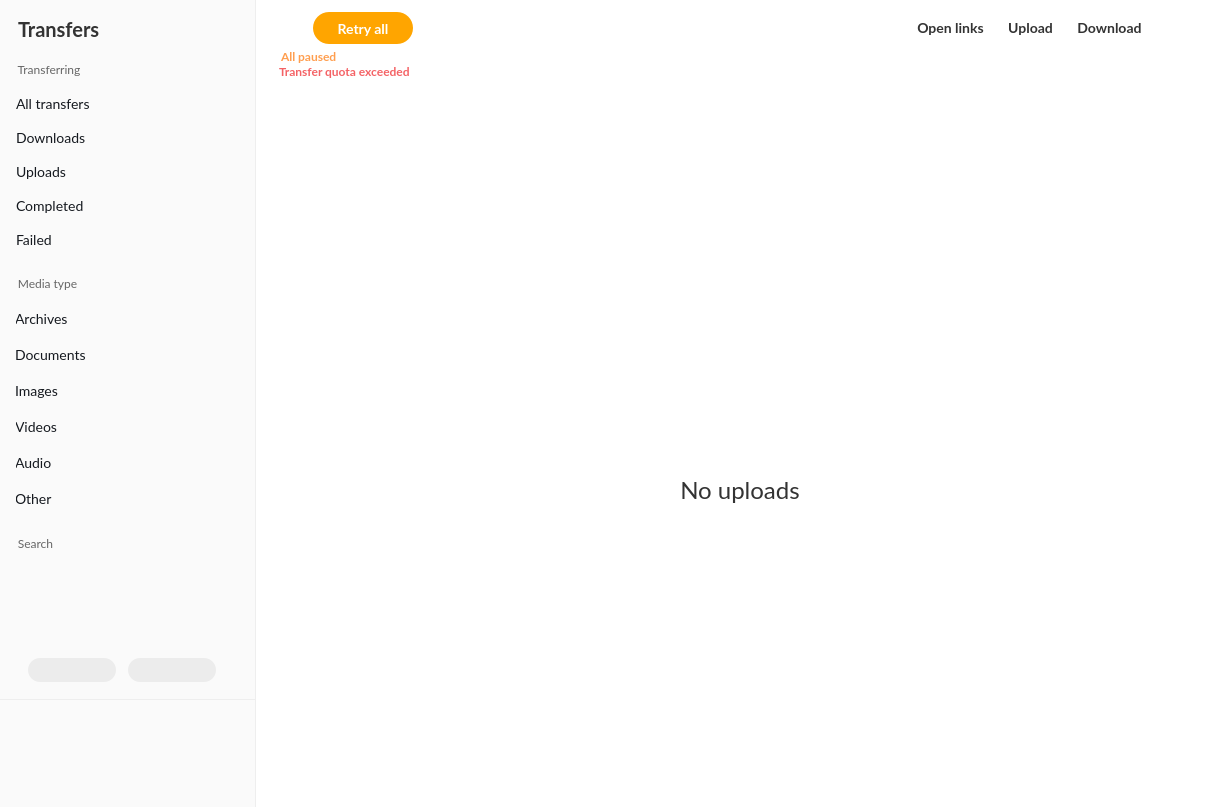
Above: src/MEGASync/transfers/gui/macx/TransferManager.ui from jcassette/megasync-appimage before the change. Below: the same form after it.
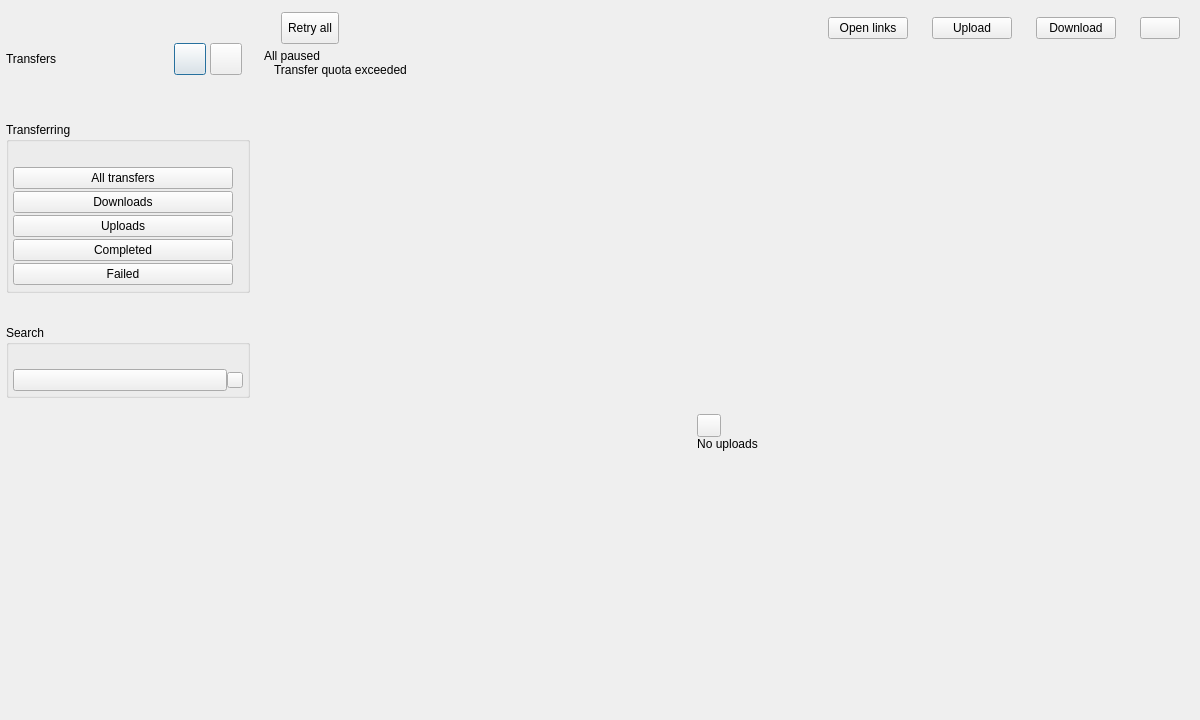
That is the form after the change. Icons and pictures are not drawn. Custom widgets are drawn as their Qt base class.

What changed in the file:
```diff
--- a/src/MEGASync/transfers/gui/macx/TransferManager.ui
+++ b/src/MEGASync/transfers/gui/macx/TransferManager.ui
@@ -9,8 +9,8 @@
    <rect>
     <x>0</x>
     <y>0</y>
-    <width>1225</width>
-    <height>807</height>
+    <width>1200</width>
+    <height>720</height>
    </rect>
   </property>
   <property name="minimumSize">
@@ -77,13 +77,13 @@
   margin-right: 16px;
 }
 
-#wMediaType QFrame, #wTransferring QFrame, #wSearch QFrame
+#wTransferring QFrame, #wSearch QFrame
 {
     padding-right: 6px;
     padding-left: 6px;
 }
 
-#wMediaType QPushButton, #wTransferring QPushButton , #wSearch QPushButton
+#wTransferring QPushButton , #wSearch QPushButton
 {
     height: 34px;
 }
@@ -120,7 +120,7 @@
     qProperty-iconSize: 24px;
 }
 
-#wMediaType QPushButton, #wSearch QPushButton
+#wSearch QPushButton
 {
     font-size: 14px;
     color: #15191F;
@@ -372,6 +372,46 @@
     font-weight: 400;
 }
 
+#wLeftPane QFrame &gt; QLabel
+{
+    color: #999999;
+     font-weight: bold;
+    font-size: 10px;
+	text-align: right;
+    border-radius: 12px;
+}
+
+#wLeftPane QFrame[itsOn=true] 
+{
+	border-radius: 4px;
+    background: solid white;
+}
+
+#wLeftPane QFrame[itsOn=true] &gt; QLabel
+{
+    border: 1px solid #F5F5F5; 
+    background-color: #FAFAFA;
+    color: #333333;
+}
+
+#wLeftPane QFrame[itsOn=false] 
+{
+	border-radius: none;
+    background-color: transparent;
+}
+
+#wLeftPane QFrame[itsOn=false]  QLabel
+{
+    border: 1px transparent #FAFAFA; 
+    background: transparent;
+    color: #999999;
+}
+
+#wLeftPane QFrame[itsOn=false] QPushButton
+{
+    font-weight: normal;
+}
+
 /* 
 * Storage OQ text
 */
@@ -1290,517 +1330,7 @@
          </widget>
         </item>
         <item>
-         <widget class="QGroupBox" name="wMediaType">
-          <property name="title">
-           <string>Media type</string>
-          </property>
-          <layout class="QVBoxLayout" name="wMediaTypeLayout">
-           <property name="spacing">
-            <number>0</number>
-           </property>
-           <property name="leftMargin">
-            <number>4</number>
-           </property>
-           <property name="topMargin">
-            <number>24</number>
-           </property>
-           <property name="rightMargin">
-            <number>4</number>
-           </property>
-           <property name="bottomMargin">
-            <number>4</number>
-           </property>
-           <item>
-            <widget class="QFrame" name="fArchives">
-             <property name="minimumSize">
-              <size>
-               <width>0</width>
-               <height>36</height>
-              </size>
-             </property>
-             <layout class="QHBoxLayout" name="horizontalLayout_3">
-              <property name="spacing">
-               <number>3</number>
-              </property>
-              <property name="leftMargin">
-               <number>0</number>
-              </property>
-              <property name="topMargin">
-               <number>0</number>
-              </property>
-              <property name="rightMargin">
-               <number>0</number>
-              </property>
-              <property name="bottomMargin">
-               <number>0</number>
-              </property>
-              <item>
-               <widget class="QPushButton" name="bArchives">
-                <property name="sizePolicy">
-                 <sizepolicy hsizetype="Expanding" vsizetype="Fixed">
-                  <horstretch>0</horstretch>
-                  <verstretch>0</verstretch>
-                 </sizepolicy>
-                </property>
-                <property name="cursor">
-                 <cursorShape>PointingHandCursor</cursorShape>
-                </property>
-                <property name="text">
-                 <string>Archives</string>
-                </property>
-                <property name="icon">
-                 <iconset resource="../../../gui/Resources_macx.qrc">
-                  <normaloff>:/images/transfer_manager/sidebar/compressed_default.png</normaloff>:/images/transfer_manager/sidebar/compressed_default.png</iconset>
-                </property>
-                <property name="checkable">
-                 <bool>true</bool>
-                </property>
-                <property name="autoDefault">
-                 <bool>false</bool>
-                </property>
-                <property name="default_icon" stdset="0">
-                 <string notr="true">qrc:/images/transfer_manager/sidebar/compressed_default.png</string>
-                </property>
-               </widget>
-              </item>
-              <item alignment="Qt::AlignRight">
-               <widget class="QLabel" name="lArchivesNb">
-                <property name="enabled">
-                 <bool>true</bool>
-                </property>
-                <property name="sizePolicy">
-                 <sizepolicy hsizetype="MinimumExpanding" vsizetype="Fixed">
-                  <horstretch>0</horstretch>
-                  <verstretch>0</verstretch>
-                 </sizepolicy>
-                </property>
-                <property name="minimumSize">
-                 <size>
-                  <width>0</width>
-                  <height>24</height>
-                 </size>
-                </property>
-                <property name="maximumSize">
-                 <size>
-                  <width>16777215</width>
-                  <height>24</height>
-                 </size>
-                </property>
-                <property name="text">
-                 <string notr="true"/>
-                </property>
-               </widget>
-              </item>
-             </layout>
-            </widget>
-           </item>
-           <item>
-            <widget class="QFrame" name="fDocuments">
-             <property name="minimumSize">
-              <size>
-               <width>0</width>
-               <height>36</height>
-              </size>
-             </property>
-             <layout class="QHBoxLayout" name="horizontalLayout_7">
-              <property name="spacing">
-               <number>3</number>
-              </property>
-              <property name="leftMargin">
-               <number>0</number>
-              </property>
-              <property name="topMargin">
-               <number>0</number>
-              </property>
-              <property name="rightMargin">
-               <number>0</number>
-              </property>
-              <property name="bottomMargin">
-               <number>0</number>
-              </property>
-              <item>
-               <widget class="QPushButton" name="bDocuments">
-                <property name="sizePolicy">
-                 <sizepolicy hsizetype="Expanding" vsizetype="Fixed">
-                  <horstretch>0</horstretch>
-                  <verstretch>0</verstretch>
-                 </sizepolicy>
-                </property>
-                <property name="cursor">
-                 <cursorShape>PointingHandCursor</cursorShape>
-                </property>
-                <property name="text">
-                 <string>Documents</string>
-                </property>
-                <property name="icon">
-                 <iconset resource="../../../gui/Resources_macx.qrc">
-                  <normaloff>:/images/transfer_manager/sidebar/text_default.png</normaloff>:/images/transfer_manager/sidebar/text_default.png</iconset>
-                </property>
-                <property name="checkable">
-                 <bool>true</bool>
-                </property>
-                <property name="autoDefault">
-                 <bool>false</bool>
-                </property>
-                <property name="default_icon" stdset="0">
-                 <string notr="true">qrc:/images/transfer_manager/sidebar/text_default.png</string>
-                </property>
-               </widget>
-              </item>
-              <item alignment="Qt::AlignRight">
-               <widget class="QLabel" name="lDocumentsNb">
-                <property name="sizePolicy">
-                 <sizepolicy hsizetype="MinimumExpanding" vsizetype="Fixed">
-                  <horstretch>0</horstretch>
-                  <verstretch>0</verstretch>
-                 </sizepolicy>
-                </property>
-                <property name="minimumSize">
-                 <size>
-                  <width>0</width>
-                  <height>24</height>
-                 </size>
-                </property>
-                <property name="maximumSize">
-                 <size>
-                  <width>16777215</width>
-                  <height>24</height>
-                 </size>
-                </property>
-                <property name="text">
-                 <string notr="true"/>
-                </property>
-               </widget>
-              </item>
-             </layout>
-            </widget>
-           </item>
-           <item>
-            <widget class="QFrame" name="fImages">
-             <property name="minimumSize">
-              <size>
-               <width>0</width>
-               <height>36</height>
-              </size>
-             </property>
-             <layout class="QHBoxLayout" name="horizontalLayout_8">
-              <property name="spacing">
-               <number>3</number>
-              </property>
-              <property name="leftMargin">
-               <number>0</number>
-              </property>
-              <property name="topMargin">
-               <number>0</number>
-              </property>
-              <property name="rightMargin">
-               <number>0</number>
-              </property>
-              <property name="bottomMargin">
-               <number>0</number>
-              </property>
-              <item>
-               <widget class="QPushButton" name="bImages">
-                <property name="sizePolicy">
-                 <sizepolicy hsizetype="Expanding" vsizetype="Fixed">
-                  <horstretch>0</horstretch>
-                  <verstretch>0</verstretch>
-                 </sizepolicy>
-                </property>
-                <property name="cursor">
-                 <cursorShape>PointingHandCursor</cursorShape>
-                </property>
-                <property name="text">
-                 <string>Images</string>
-                </property>
-                <property name="icon">
-                 <iconset resource="../../../gui/Resources_macx.qrc">
-                  <normaloff>:/images/transfer_manager/sidebar/image_default.png</normaloff>:/images/transfer_manager/sidebar/image_default.png</iconset>
-                </property>
-                <property name="checkable">
-                 <bool>true</bool>
-                </property>
-                <property name="autoDefault">
-                 <bool>false</bool>
-                </property>
-                <property name="default_icon" stdset="0">
-                 <string notr="true">qrc:/images/transfer_manager/sidebar/image_default.png</string>
-                </property>
-               </widget>
-              </item>
-              <item alignment="Qt::AlignRight">
-               <widget class="QLabel" name="lImagesNb">
-                <property name="sizePolicy">
-                 <sizepolicy hsizetype="MinimumExpanding" vsizetype="Fixed">
-                  <horstretch>0</horstretch>
-                  <verstretch>0</verstretch>
-                 </sizepolicy>
-                </property>
-                <property name="minimumSize">
-                 <size>
-                  <width>0</width>
-                  <height>24</height>
-                 </size>
-                </property>
-                <property name="maximumSize">
-                 <size>
-                  <width>16777215</width>
-                  <height>24</height>
-                 </size>
-                </property>
-                <property name="text">
-                 <string notr="true"/>
-                </property>
-               </widget>
-              </item>
-             </layout>
-            </widget>
-           </item>
-           <item>
-            <widget class="QFrame" name="fVideos">
-             <property name="minimumSize">
-              <size>
-               <width>0</width>
-               <height>36</height>
-              </size>
-             </property>
-             <layout class="QHBoxLayout" name="horizontalLayout_9">
-              <property name="spacing">
-               <number>3</number>
-              </property>
-              <property name="leftMargin">
-               <number>0</number>
-              </property>
-              <property name="topMargin">
-               <number>0</number>
-              </property>
-              <property name="rightMargin">
-               <number>0</number>
-              </property>
-              <property name="bottomMargin">
-               <number>0</number>
-              </property>
-              <item>
-               <widget class="QPushButton" name="bVideos">
-                <property name="sizePolicy">
-                 <sizepolicy hsizetype="Expanding" vsizetype="Fixed">
-                  <horstretch>0</horstretch>
-                  <verstretch>0</verstretch>
-                 </sizepolicy>
-                </property>
-                <property name="cursor">
-                 <cursorShape>PointingHandCursor</cursorShape>
-                </property>
-                <property name="text">
-                 <string>Videos</string>
-                </property>
-                <property name="icon">
-                 <iconset resource="../../../gui/Resources_macx.qrc">
-                  <normaloff>:/images/transfer_manager/sidebar/video_default.png</normaloff>:/images/transfer_manager/sidebar/video_default.png</iconset>
-                </property>
-                <property name="checkable">
-                 <bool>true</bool>
-                </property>
-                <property name="autoDefault">
-                 <bool>false</bool>
-                </property>
-                <property name="default_icon" stdset="0">
-                 <string notr="true">qrc:/images/transfer_manager/sidebar/video_default.png</string>
-                </property>
-               </widget>
-              </item>
-              <item alignment="Qt::AlignRight">
-               <widget class="QLabel" name="lVideosNb">
-                <property name="sizePolicy">
-                 <sizepolicy hsizetype="MinimumExpanding" vsizetype="Fixed">
-                  <horstretch>0</horstretch>
-                  <verstretch>0</verstretch>
-                 </sizepolicy>
-                </property>
-                <property name="minimumSize">
-                 <size>
-                  <width>0</width>
-                  <height>24</height>
-                 </size>
-                </property>
-                <property name="maximumSize">
-                 <size>
-                  <width>16777215</width>
-                  <height>24</height>
-                 </size>
-                </property>
-                <property name="text">
-                 <string notr="true"/>
-                </property>
-               </widget>
-              </item>
-             </layout>
-            </widget>
-           </item>
-           <item>
-            <widget class="QFrame" name="fAudio">
-             <property name="minimumSize">
-              <size>
-               <width>0</width>
-               <height>36</height>
-              </size>
-             </property>
-             <layout class="QHBoxLayout" name="horizontalLayout_6">
-              <property name="spacing">
-               <number>3</number>
-              </property>
-              <property name="leftMargin">
-               <number>0</number>
-              </property>
-              <property name="topMargin">
-               <number>0</number>
-              </property>
-              <property name="rightMargin">
-               <number>0</number>
-              </property>
-              <property name="bottomMargin">
-               <number>0</number>
-              </property>
-              <item>
-               <widget class="QPushButton" name="bAudio">
-                <property name="sizePolicy">
-                 <sizepolicy hsizetype="Expanding" vsizetype="Fixed">
-                  <horstretch>0</horstretch>
-                  <verstretch>0</verstretch>
-                 </sizepolicy>
-                </property>
-                <property name="cursor">
-                 <cursorShape>PointingHandCursor</cursorShape>
-                </property>
-                <property name="text">
-                 <string>Audio</string>
-                </property>
-                <property name="icon">
-                 <iconset resource="../../../gui/Resources_macx.qrc">
-                  <normaloff>:/images/transfer_manager/sidebar/audio_default.png</normaloff>:/images/transfer_manager/sidebar/audio_default.png</iconset>
-                </property>
-                <property name="checkable">
-                 <bool>true</bool>
-                </property>
-                <property name="autoDefault">
-                 <bool>false</bool>
-                </property>
-                <property name="default_icon" stdset="0">
-                 <string notr="true">qrc:/images/transfer_manager/sidebar/audio_default.png</string>
-                </property>
-               </widget>
-              </item>
-              <item alignment="Qt::AlignRight">
-               <widget class="QLabel" name="lAudioNb">
-                <property name="sizePolicy">
-                 <sizepolicy hsizetype="MinimumExpanding" vsizetype="Fixed">
-                  <horstretch>0</horstretch>
-                  <verstretch>0</verstretch>
-                 </sizepolicy>
-                </property>
-                <property name="minimumSize">
-                 <size>
-                  <width>0</width>
-                  <height>24</height>
-                 </size>
-                </property>
-                <property name="maximumSize">
-                 <size>
-                  <width>16777215</width>
-                  <height>24</height>
-                 </size>
-                </property>
-                <property name="text">
-                 <string notr="true"/>
-                </property>
-               </widget>
-              </item>
-             </layout>
-            </widget>
-           </item>
-           <item>
-            <widget class="QFrame" name="fOther">
-             <property name="minimumSize">
-              <size>
-               <width>0</width>
-               <height>36</height>
-              </size>
-             </property>
-             <layout class="QHBoxLayout" name="horizontalLayout_4">
-              <property name="spacing">
-               <number>3</number>
-              </property>
-              <property name="leftMargin">
-               <number>0</number>
-              </property>
-              <property name="topMargin">
-               <number>0</number>
-              </property>
-              <property name="rightMargin">
-               <number>0</number>
-              </property>
-              <property name="bottomMargin">
-               <number>0</number>
-              </property>
-              <item>
-               <widget class="QPushButton" name="bOther">
-                <property name="sizePolicy">
-                 <sizepolicy hsizetype="Expanding" vsizetype="Fixed">
-                  <horstretch>0</horstretch>
-                  <verstretch>0</verstretch>
-                 </sizepolicy>
-                </property>
-                <property name="cursor">
-                 <cursorShape>PointingHandCursor</cursorShape>
-                </property>
-                <property name="text">
-                 <string>Other</string>
-                </property>
-                <property name="icon">
-                 <iconset resource="../../../gui/Resources_macx.qrc">
-                  <normaloff>:/images/transfer_manager/sidebar/generic_default.png</normaloff>:/images/transfer_manager/sidebar/generic_default.png</iconset>
-                </property>
-                <property name="checkable">
-                 <bool>true</bool>
-                </property>
-                <property name="autoDefault">
-                 <bool>false</bool>
-                </property>
-                <property name="default_icon" stdset="0">
-                 <string notr="true">qrc:/images/transfer_manager/sidebar/generic_default.png</string>
-                </property>
-               </widget>
-              </item>
-              <item alignment="Qt::AlignRight">
-               <widget class="QLabel" name="lOtherNb">
-                <property name="sizePolicy">
-                 <sizepolicy hsizetype="MinimumExpanding" vsizetype="Fixed">
-                  <horstretch>0</horstretch>
-                  <verstretch>0</verstretch>
-                 </sizepolicy>
-                </property>
-                <property name="minimumSize">
-                 <size>
-                  <width>0</width>
-                  <height>24</height>
-                 </size>
-                </property>
-                <property name="maximumSize">
-                 <size>
-                  <width>16777215</width>
-                  <height>24</height>
-                 </size>
-                </property>
-                <property name="text">
-                 <string notr="true"/>
-                </property>
-               </widget>
-              </item>
-             </layout>
-            </widget>
-           </item>
-          </layout>
-         </widget>
+         <widget class="MediaTypeFilterWidget" name="wMediaType" native="true"/>
         </item>
         <item>
          <widget class="QGroupBox" name="wSearch">
@@ -3497,6 +3027,12 @@
    <header location="global">TransfersAccountInfoWidget.h</header>
    <container>1</container>
   </customwidget>
+  <customwidget>
+   <class>MediaTypeFilterWidget</class>
+   <extends>QWidget</extends>
+   <header>MediaTypeFilterWidget.h</header>
+   <container>1</container>
+  </customwidget>
  </customwidgets>
  <tabstops>
   <tabstop>bPause</tabstop>
```
Left out of the diff: 47 changed lines with no effect on the pictures.
